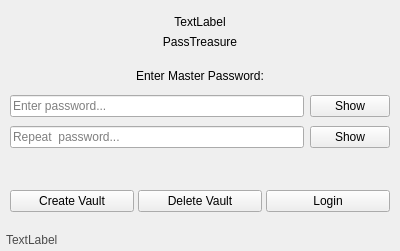
Old version of the form src/loginwindow.ui in the repository sera619/PassTreasure.
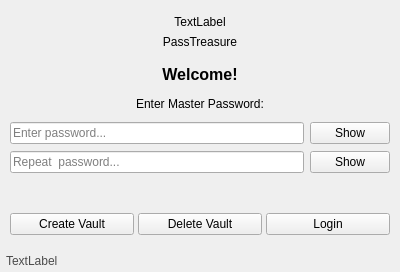
New version of the form.

The edit to the form file:
```diff
--- a/src/loginwindow.ui
+++ b/src/loginwindow.ui
@@ -7,7 +7,7 @@
     <x>0</x>
     <y>0</y>
     <width>400</width>
-    <height>251</height>
+    <height>272</height>
    </rect>
   </property>
   <property name="windowTitle">
@@ -64,6 +64,22 @@
      </layout>
     </widget>
    </item>
+   <item>
+    <widget class="QLabel" name="label">
+     <property name="font">
+      <font>
+       <pointsize>12</pointsize>
+       <bold>true</bold>
+      </font>
+     </property>
+     <property name="text">
+      <string>Welcome!</string>
+     </property>
+     <property name="alignment">
+      <set>Qt::AlignmentFlag::AlignCenter</set>
+     </property>
+    </widget>
+   </item>
    <item>
     <widget class="QLabel" name="label_title">
      <property name="text">
```
Left out of the diff: 19 changed lines with no effect on the pictures.
